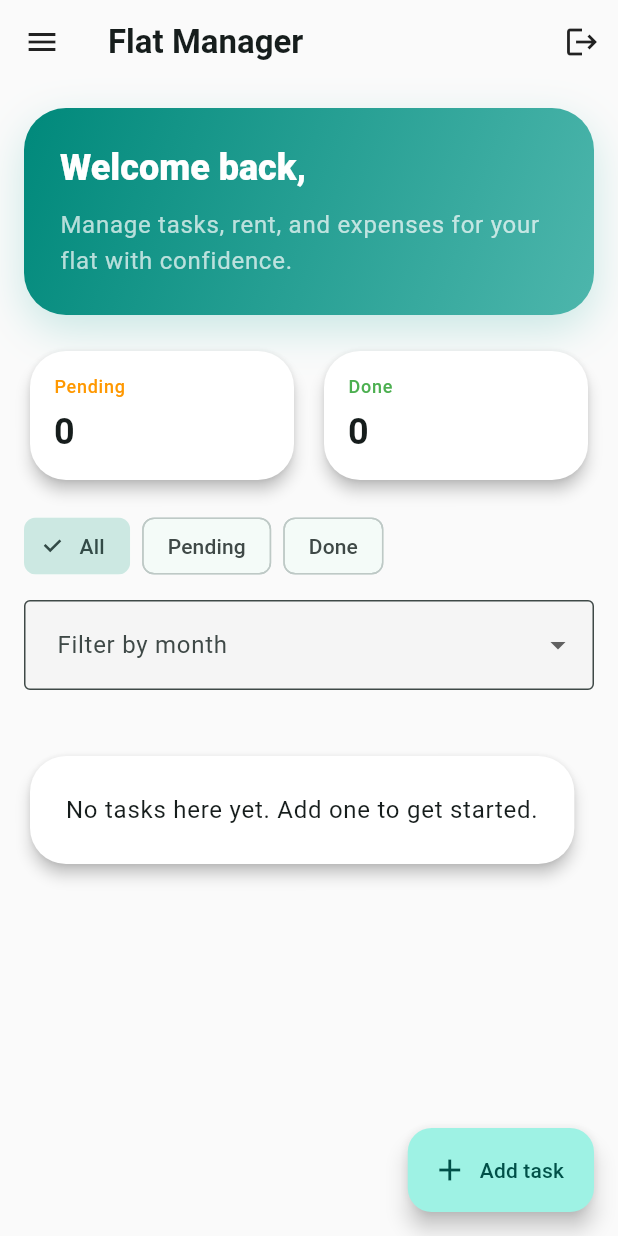
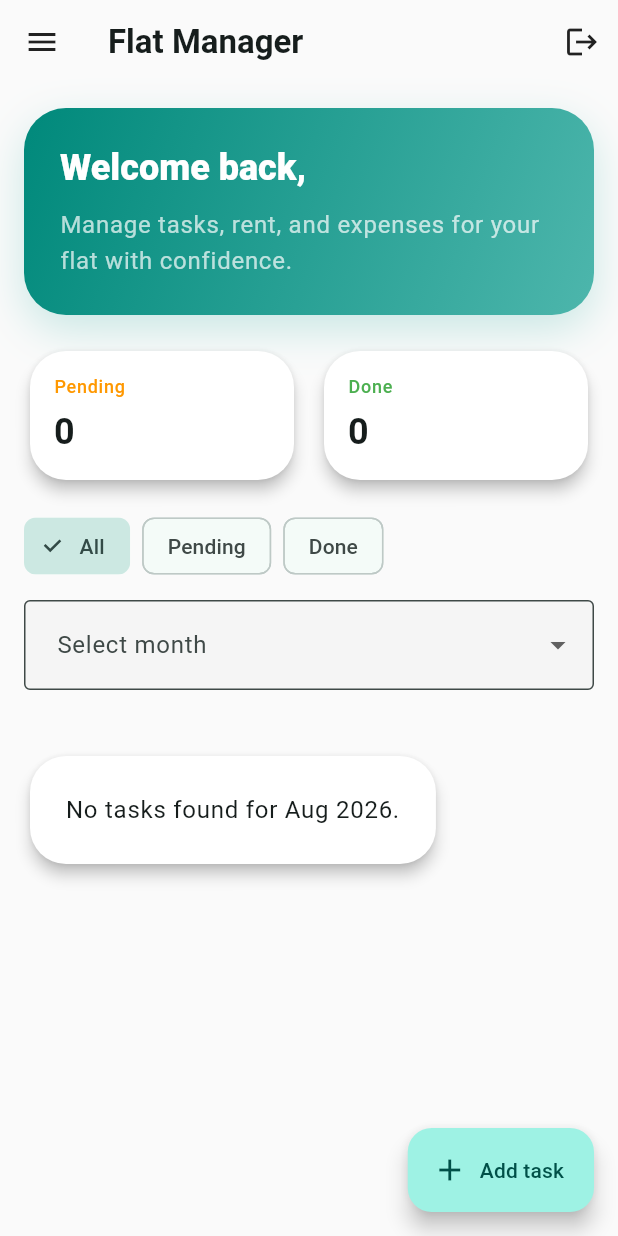
Before and after one commit to tusharna10/task-management-app, a Flutter app: the TaskManagementHome screen opened directly with empty values, on a phone screen of 412 x 824 dp. Run offline on Flutter 3.47's test engine with Material 3 defaults, Android fonts, the phone set to English and light mode, and no system bars; our stand-ins replace image_picker, supabase_flutter; accounts and stored records are empty; statements that could not run were skipped.

Commit message:
Show only selected month tasks on dashboard

```diff
--- a/lib/main.dart
+++ b/lib/main.dart
@@ -1511,12 +1511,14 @@ class _TaskManagementHomeState extends State<TaskManagementHome> {
 
   List<Task> get _visibleTasks {
     return widget.tasks.where((task) {
-      if (_selectedFilter == 'Pending') return !task.completed;
-      if (_selectedFilter == 'Done') return task.completed;
       if (_selectedDashboardMonth.isNotEmpty && task.dueDate != null) {
         final monthLabel = '${_formatMonth(task.dueDate!)} ${task.dueDate!.year}';
         if (monthLabel != _selectedDashboardMonth) return false;
+      } else if (_selectedDashboardMonth.isNotEmpty && task.dueDate == null) {
+        return false;
       }
+      if (_selectedFilter == 'Pending') return !task.completed;
+      if (_selectedFilter == 'Done') return task.completed;
       return true;
     }).toList();
   }
@@ -1531,6 +1533,7 @@ class _TaskManagementHomeState extends State<TaskManagementHome> {
     _monthlyExpenseEntries
       ..clear()
       ..addAll(widget.monthlyExpenses);
+    _selectedDashboardMonth = _formatMonth(DateTime.now());
   }
 
   @override
@@ -2394,9 +2397,8 @@ class _TaskManagementHomeState extends State<TaskManagementHome> {
         ),
         const SizedBox(height: 12),
         DropdownButtonFormField<String>(
-          initialValue: _selectedDashboardMonth.isEmpty ? null : _selectedDashboardMonth,
           decoration: const InputDecoration(
-            labelText: 'Filter by month',
+            labelText: 'Select month',
             border: OutlineInputBorder(),
           ),
           items: _buildMonthOptions().map((month) {
@@ -2417,7 +2419,7 @@ class _TaskManagementHomeState extends State<TaskManagementHome> {
             child: Padding(
               padding: const EdgeInsets.all(24),
               child: Text(
-                'No tasks here yet. Add one to get started.',
+                'No tasks found for $_selectedDashboardMonth.',
                 textAlign: TextAlign.center,
                 style: theme.textTheme.bodyLarge,
               ),
```
